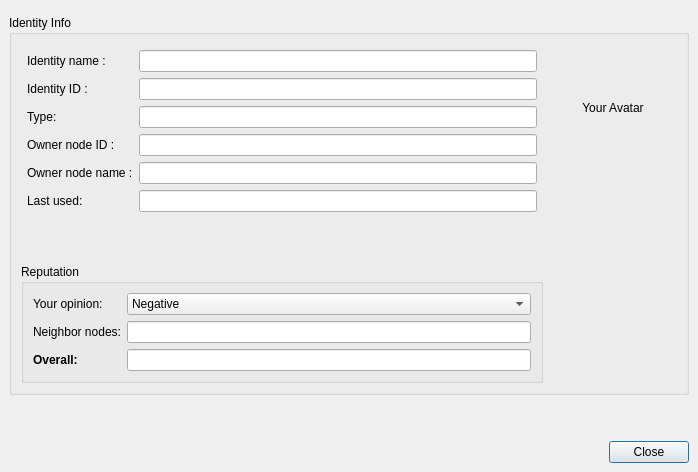
Above: retroshare-gui/src/gui/Identity/IdDetailsDialog.ui from RetroShare/RetroShare before the change. Below: the same form after it.
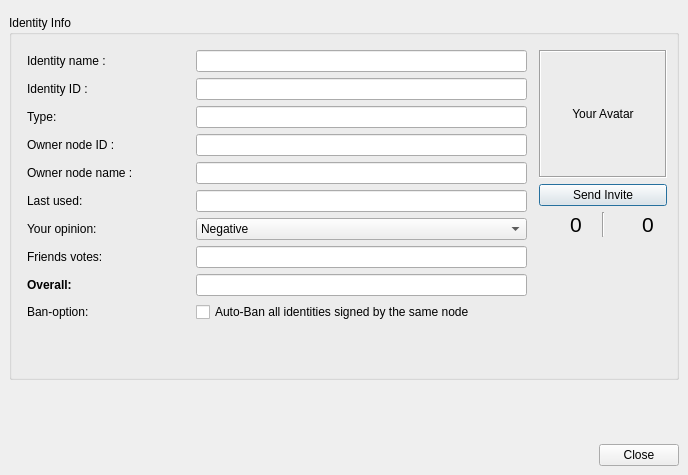
That is the form after the change. Icons and pictures are not drawn. Custom widgets are drawn as their Qt base class.

Commit message: update Person details window used on Statistics. clean up look and feel of Friend Details to get more user friendly for normal users.

Patch:
```diff
--- a/retroshare-gui/src/gui/Identity/IdDetailsDialog.ui
+++ b/retroshare-gui/src/gui/Identity/IdDetailsDialog.ui
@@ -6,8 +6,8 @@
    <rect>
     <x>0</x>
     <y>0</y>
-    <width>698</width>
-    <height>472</height>
+    <width>688</width>
+    <height>475</height>
    </rect>
   </property>
   <property name="windowTitle">
@@ -18,7 +18,16 @@
     <normaloff>:/images/logo/logo_32.png</normaloff>:/images/logo/logo_32.png</iconset>
   </property>
   <layout class="QGridLayout" name="gridLayout_4">
-   <property name="margin">
+   <property name="leftMargin">
+    <number>0</number>
+   </property>
+   <property name="topMargin">
+    <number>0</number>
+   </property>
+   <property name="rightMargin">
+    <number>0</number>
+   </property>
+   <property name="bottomMargin">
     <number>0</number>
    </property>
    <item row="0" column="0">
@@ -53,9 +62,113 @@
        <layout class="QGridLayout" name="gridLayout_3">
         <item row="0" column="0" rowspan="2">
          <layout class="QGridLayout" name="gridLayout">
-          <property name="margin">
+          <property name="leftMargin">
            <number>6</number>
           </property>
+          <property name="topMargin">
+           <number>6</number>
+          </property>
+          <property name="rightMargin">
+           <number>6</number>
+          </property>
+          <property name="bottomMargin">
+           <number>6</number>
+          </property>
+          <item row="9" column="0">
+           <widget class="QLabel" name="label_2">
+            <property name="font">
+             <font>
+              <weight>75</weight>
+              <bold>true</bold>
+             </font>
+            </property>
+            <property name="text">
+             <string>Overall:</string>
+            </property>
+           </widget>
+          </item>
+          <item row="8" column="0">
+           <widget class="QLabel" name="label_5">
+            <property name="text">
+             <string>Friends votes:</string>
+            </property>
+           </widget>
+          </item>
+          <item row="7" column="0">
+           <widget class="QLabel" name="label_6">
+            <property name="text">
+             <string>Your opinion:</string>
+            </property>
+           </widget>
+          </item>
+          <item row="7" column="1" colspan="2">
+           <widget class="QComboBox" name="ownOpinion_CB">
+            <property name="sizePolicy">
+             <sizepolicy hsizetype="Expanding" vsizetype="Fixed">
+              <horstretch>0</horstretch>
+              <verstretch>0</verstretch>
+             </sizepolicy>
+            </property>
+            <property name="toolTip">
+             <string>&lt;!DOCTYPE HTML PUBLIC &quot;-//W3C//DTD HTML 4.0//EN&quot; &quot;http://www.w3.org/TR/REC-html40/strict.dtd&quot;&gt;
+&lt;html&gt;&lt;head&gt;&lt;meta name=&quot;qrichtext&quot; content=&quot;1&quot; /&gt;&lt;style type=&quot;text/css&quot;&gt;
+p, li { white-space: pre-wrap; }
+&lt;/style&gt;&lt;/head&gt;&lt;body style=&quot; font-family:'MS Shell Dlg 2'; font-size:8pt; font-weight:400; font-style:normal;&quot;&gt;
+&lt;p style=&quot; margin-top:0px; margin-bottom:0px; margin-left:0px; margin-right:0px; -qt-block-indent:0; text-indent:0px;&quot;&gt;&lt;span style=&quot; font-family:'Sans'; font-size:9pt;&quot;&gt;Your own opinion about an identity rules the visibility of that identity for yourself and your friend nodes. Your own opinion is shared among friends and used to compute a reputation score: If your opinion about an identity is neutral, the reputation score is the average of your friend's opinions. If not, your own opinion gives the score.&lt;/span&gt;&lt;/p&gt;
+&lt;p style=&quot; margin-top:12px; margin-bottom:12px; margin-left:0px; margin-right:0px; -qt-block-indent:0; text-indent:0px;&quot;&gt;&lt;span style=&quot; font-family:'Sans'; font-size:9pt;&quot;&gt;The overall score is used in chat lobbies, forums and channels to decide on the actions to take for each specific identity. When the overall score is lower than -0.6, the identity is banned, which prevents all messages and forums/channels authored by this identity to be forwarded, both ways. Some forums also have special anti-spam flags that require a higher reputation level, making them more sensitive to bad opinions. Banned identities gradually lose their activity and eventually disappear (after 30 days). &lt;/span&gt;&lt;/p&gt;&lt;/body&gt;&lt;/html&gt;</string>
+            </property>
+            <property name="currentIndex">
+             <number>0</number>
+            </property>
+            <item>
+             <property name="text">
+              <string>Negative</string>
+             </property>
+             <property name="icon">
+              <iconset resource="../icons.qrc">
+               <normaloff>:/icons/png/thumbs-down.png</normaloff>:/icons/png/thumbs-down.png</iconset>
+             </property>
+            </item>
+            <item>
+             <property name="text">
+              <string>Neutral</string>
+             </property>
+             <property name="icon">
+              <iconset resource="../icons.qrc">
+               <normaloff>:/icons/png/thumbs-neutral.png</normaloff>:/icons/png/thumbs-neutral.png</iconset>
+             </property>
+            </item>
+            <item>
+             <property name="text">
+              <string>Positive</string>
+             </property>
+             <property name="icon">
+              <iconset resource="../icons.qrc">
+               <normaloff>:/icons/png/thumbs-up.png</normaloff>:/icons/png/thumbs-up.png</iconset>
+             </property>
+            </item>
+           </widget>
+          </item>
+          <item row="8" column="1" colspan="2">
+           <widget class="QLineEdit" name="neighborNodesOpinion_TF">
+            <property name="toolTip">
+             <string>&lt;html&gt;&lt;head/&gt;&lt;body&gt;&lt;p&gt;Average opinion of neighbor nodes about this identity. Negative is bad,&lt;/p&gt;&lt;p&gt;positive is good. Zero is neutral.&lt;/p&gt;&lt;/body&gt;&lt;/html&gt;</string>
+            </property>
+            <property name="readOnly">
+             <bool>true</bool>
+            </property>
+           </widget>
+          </item>
+          <item row="9" column="1" colspan="2">
+           <widget class="QLineEdit" name="overallOpinion_TF">
+            <property name="toolTip">
+             <string>&lt;html&gt;&lt;head/&gt;&lt;body&gt;&lt;p&gt;Overall reputation score, accounting for yours and your friends'.&lt;/p&gt;&lt;p&gt;Negative is bad, positive is good. Zero is neutral. If the score is too low,&lt;/p&gt;&lt;p&gt;the identity is flagged as bad, and will be filtered out in forums, chat lobbies,&lt;/p&gt;&lt;p&gt;channels, etc.&lt;/p&gt;&lt;/body&gt;&lt;/html&gt;</string>
+            </property>
+            <property name="readOnly">
+             <bool>true</bool>
+            </property>
+           </widget>
+          </item>
           <item row="4" column="0">
            <widget class="QLabel" name="PgpId_LB">
             <property name="text">
@@ -70,39 +183,6 @@
             </property>
            </widget>
           </item>
-          <item row="3" column="1">
-           <widget class="QLineEdit" name="lineEdit_Type"/>
-          </item>
-          <item row="2" column="1">
-           <widget class="QLineEdit" name="lineEdit_KeyId">
-            <property name="enabled">
-             <bool>true</bool>
-            </property>
-            <property name="readOnly">
-             <bool>true</bool>
-            </property>
-           </widget>
-          </item>
-          <item row="1" column="1">
-           <widget class="QLineEdit" name="lineEdit_Nickname">
-            <property name="enabled">
-             <bool>true</bool>
-            </property>
-            <property name="readOnly">
-             <bool>true</bool>
-            </property>
-           </widget>
-          </item>
-          <item row="5" column="1">
-           <widget class="QLineEdit" name="lineEdit_GpgName">
-            <property name="enabled">
-             <bool>true</bool>
-            </property>
-            <property name="readOnly">
-             <bool>true</bool>
-            </property>
-           </widget>
-          </item>
           <item row="5" column="0">
            <widget class="QLabel" name="PgpName_LB">
             <property name="text">
@@ -110,16 +190,6 @@
             </property>
            </widget>
           </item>
-          <item row="4" column="1">
-           <widget class="QLineEdit" name="lineEdit_GpgId">
-            <property name="enabled">
-             <bool>true</bool>
-            </property>
-            <property name="readOnly">
-             <bool>true</bool>
-            </property>
-           </widget>
-          </item>
           <item row="1" column="0">
            <widget class="QLabel" name="label">
             <property name="text">
@@ -134,29 +204,6 @@
             </property>
            </widget>
           </item>
-          <item row="8" column="0" colspan="2">
-           <spacer name="verticalSpacer_2">
-            <property name="orientation">
-             <enum>Qt::Vertical</enum>
-            </property>
-            <property name="sizeHint" stdset="0">
-             <size>
-              <width>20</width>
-              <height>40</height>
-             </size>
-            </property>
-           </spacer>
-          </item>
-          <item row="6" column="1">
-           <widget class="QLineEdit" name="lineEdit_LastUsed">
-            <property name="enabled">
-             <bool>true</bool>
-            </property>
-            <property name="readOnly">
-             <bool>true</bool>
-            </property>
-           </widget>
-          </item>
           <item row="6" column="0">
            <widget class="QLabel" name="label_7">
             <property name="text">
@@ -164,9 +211,81 @@
             </property>
            </widget>
           </item>
+          <item row="10" column="0">
+           <widget class="QLabel" name="banoption_label">
+            <property name="text">
+             <string>Ban-option:</string>
+            </property>
+           </widget>
+          </item>
+          <item row="10" column="1" colspan="2">
+           <widget class="QCheckBox" name="autoBanIdentities_CB">
+            <property name="text">
+             <string>Auto-Ban all identities signed by the same node</string>
+            </property>
+           </widget>
+          </item>
+          <item row="6" column="1" colspan="2">
+           <widget class="QLineEdit" name="lineEdit_LastUsed">
+            <property name="enabled">
+             <bool>true</bool>
+            </property>
+            <property name="readOnly">
+             <bool>true</bool>
+            </property>
+           </widget>
+          </item>
+          <item row="5" column="1" colspan="2">
+           <widget class="QLineEdit" name="lineEdit_GpgName">
+            <property name="enabled">
+             <bool>true</bool>
+            </property>
+            <property name="readOnly">
+             <bool>true</bool>
+            </property>
+           </widget>
+          </item>
+          <item row="4" column="1" colspan="2">
+           <widget class="QLineEdit" name="lineEdit_GpgId">
+            <property name="enabled">
+             <bool>true</bool>
+            </property>
+            <property name="readOnly">
+             <bool>true</bool>
+            </property>
+           </widget>
+          </item>
+          <item row="3" column="1" colspan="2">
+           <widget class="QLineEdit" name="lineEdit_Type"/>
+          </item>
+          <item row="2" column="1" colspan="2">
+           <widget class="QLineEdit" name="lineEdit_KeyId">
+            <property name="enabled">
+             <bool>true</bool>
+            </property>
+            <property name="readOnly">
+             <bool>true</bool>
+            </property>
+           </widget>
+          </item>
+          <item row="1" column="1" colspan="2">
+           <widget class="QLineEdit" name="lineEdit_Nickname">
+            <property name="enabled">
+             <bool>true</bool>
+            </property>
+            <property name="readOnly">
+             <bool>true</bool>
+            </property>
+           </widget>
+          </item>
          </layout>
         </item>
-        <item row="0" column="1">
+        <item row="1" column="1">
+         <layout class="QGridLayout" name="gridLayout_2">
+          <property name="sizeConstraint">
+           <enum>QLayout::SetDefaultConstraint</enum>
+          </property>
+          <item row="0" column="0">
          <widget class="QLabel" name="avatarLabel">
           <property name="sizePolicy">
            <sizepolicy hsizetype="Fixed" vsizetype="Fixed">
@@ -186,6 +305,12 @@
             <height>128</height>
            </size>
           </property>
+            <property name="frameShape">
+             <enum>QFrame::Box</enum>
+            </property>
+            <property name="frameShadow">
+             <enum>QFrame::Sunken</enum>
+            </property>
           <property name="text">
            <string extracomment="Click here to change your avatar">Your Avatar</string>
           </property>
@@ -195,137 +320,114 @@
           <property name="alignment">
            <set>Qt::AlignCenter</set>
           </property>
-          <property name="wordWrap">
-           <bool>true</bool>
+           </widget>
+          </item>
+          <item row="1" column="0">
+           <widget class="QPushButton" name="inviteButton">
+            <property name="text">
+             <string>Send Invite</string>
           </property>
          </widget>
         </item>
         <item row="2" column="0">
          <layout class="QHBoxLayout" name="horizontalLayout_4">
+            <property name="spacing">
+             <number>6</number>
+            </property>
           <item>
-           <widget class="QGroupBox" name="reputationGroupBox">
-            <property name="sizePolicy">
-             <sizepolicy hsizetype="Preferred" vsizetype="Preferred">
-              <horstretch>0</horstretch>
-              <verstretch>0</verstretch>
-             </sizepolicy>
-            </property>
-            <property name="title">
-             <string>Reputation</string>
-            </property>
-            <layout class="QVBoxLayout" name="verticalLayout_2">
-             <item>
-              <layout class="QGridLayout" name="gridLayout_2">
-               <item row="2" column="1">
-                <widget class="QLineEdit" name="neighborNodesOpinion_TF">
-                 <property name="toolTip">
-                  <string>&lt;html&gt;&lt;head/&gt;&lt;body&gt;&lt;p&gt;Average opinion of neighbor nodes about this identity. Negative is bad,&lt;/p&gt;&lt;p&gt;positive is good. Zero is neutral.&lt;/p&gt;&lt;/body&gt;&lt;/html&gt;</string>
-                 </property>
-                 <property name="readOnly">
+             <widget class="QLabel" name="label_8">
+              <property name="maximumSize">
+               <size>
+                <width>34</width>
+                <height>34</height>
+               </size>
+              </property>
+              <property name="text">
+               <string/>
+              </property>
+              <property name="pixmap">
+               <pixmap resource="../icons.qrc">:/icons/png/thumbs-up.png</pixmap>
+              </property>
+              <property name="scaledContents">
                   <bool>true</bool>
                  </property>
                 </widget>
                </item>
-               <item row="1" column="0">
-                <widget class="QLabel" name="label_6">
+            <item>
+             <widget class="QLabel" name="label_positive">
+              <property name="font">
+               <font>
+                <pointsize>16</pointsize>
+               </font>
+              </property>
+              <property name="toolTip">
+               <string>Positive votes</string>
+              </property>
                  <property name="text">
-                  <string>Your opinion:</string>
+               <string>0</string>
                  </property>
                 </widget>
                </item>
-               <item row="2" column="0">
-                <widget class="QLabel" name="label_5">
-                 <property name="text">
-                  <string>Neighbor nodes:</string>
+            <item>
+             <widget class="Line" name="line_3">
+              <property name="orientation">
+               <enum>Qt::Vertical</enum>
                  </property>
                 </widget>
                </item>
-               <item row="1" column="1">
-                <widget class="QComboBox" name="ownOpinion_CB">
-                 <property name="toolTip">
-                  <string>&lt;!DOCTYPE HTML PUBLIC &quot;-//W3C//DTD HTML 4.0//EN&quot; &quot;http://www.w3.org/TR/REC-html40/strict.dtd&quot;&gt;
-&lt;html&gt;&lt;head&gt;&lt;meta name=&quot;qrichtext&quot; content=&quot;1&quot; /&gt;&lt;style type=&quot;text/css&quot;&gt;
-p, li { white-space: pre-wrap; }
-&lt;/style&gt;&lt;/head&gt;&lt;body style=&quot; font-family:'Sans'; font-size:9pt; font-weight:400; font-style:normal;&quot;&gt;
-&lt;p style=&quot; margin-top:12px; margin-bottom:12px; margin-left:0px; margin-right:0px; -qt-block-indent:0; text-indent:0px;&quot;&gt;Your own opinion about an identity rules the visibility of that identity for yourself,&lt;/p&gt;
-&lt;p style=&quot; margin-top:12px; margin-bottom:12px; margin-left:0px; margin-right:0px; -qt-block-indent:0; text-indent:0px;&quot;&gt;and is shared among friends. A final score is calculated according to a formula that accounts your own opinion and your friends' opinions about someone:&lt;/p&gt;
-&lt;p style=&quot;-qt-paragraph-type:empty; margin-top:12px; margin-bottom:12px; margin-left:0px; margin-right:0px; -qt-block-indent:0; text-indent:0px;&quot;&gt;&lt;br /&gt;&lt;/p&gt;
-&lt;p style=&quot; margin-top:12px; margin-bottom:12px; margin-left:0px; margin-right:0px; -qt-block-indent:0; text-indent:0px;&quot;&gt;  S = own_opinion * a + friends_opinion * (1-a)&lt;/p&gt;
-&lt;p style=&quot;-qt-paragraph-type:empty; margin-top:12px; margin-bottom:12px; margin-left:0px; margin-right:0px; -qt-block-indent:0; text-indent:0px;&quot;&gt;&lt;br /&gt;&lt;/p&gt;
-&lt;p style=&quot; margin-top:12px; margin-bottom:12px; margin-left:0px; margin-right:0px; -qt-block-indent:0; text-indent:0px;&quot;&gt;The factor 'a' depends on the type of ID. &lt;/p&gt;
-&lt;p style=&quot; margin-top:12px; margin-bottom:12px; margin-left:0px; margin-right:0px; -qt-block-indent:0; text-indent:0px;&quot;&gt;- anonymous IDs: &lt;/p&gt;
-&lt;p style=&quot; margin-top:12px; margin-bottom:12px; margin-left:0px; margin-right:0px; -qt-block-indent:0; text-indent:0px;&quot;&gt;- PGP-signed IDs by unknown PGP keys: a=&lt;/p&gt;
-&lt;p style=&quot;-qt-paragraph-type:empty; margin-top:12px; margin-bottom:12px; margin-left:0px; margin-right:0px; -qt-block-indent:0; text-indent:0px;&quot;&gt;&lt;br /&gt;&lt;/p&gt;
-&lt;p style=&quot; margin-top:12px; margin-bottom:12px; margin-left:0px; margin-right:0px; -qt-block-indent:0; text-indent:0px;&quot;&gt;The overall score is used in chat lobbies, forums and channels to decide on the actions to take for each specific identity:&lt;/p&gt;
-&lt;p style=&quot;-qt-paragraph-type:empty; margin-top:12px; margin-bottom:12px; margin-left:0px; margin-right:0px; -qt-block-indent:0; text-indent:0px;&quot;&gt;&lt;br /&gt;&lt;/p&gt;
-&lt;p style=&quot; margin-top:12px; margin-bottom:12px; margin-left:0px; margin-right:0px; -qt-block-indent:0; text-indent:0px;&quot;&gt;S &amp;lt; -0.5: Posts are not stored, nor forwarded &lt;/p&gt;
-&lt;p style=&quot; margin-top:12px; margin-bottom:12px; margin-left:0px; margin-right:0px; -qt-block-indent:0; text-indent:0px;&quot;&gt;S &amp;lt; 0.2: Posts are hidden, but still transmitted&lt;/p&gt;
-&lt;p style=&quot; margin-top:12px; margin-bottom:12px; margin-left:0px; margin-right:0px; -qt-block-indent:0; text-indent:0px;&quot;&gt;S &amp;lt; 0.0: &lt;/p&gt;
-&lt;p style=&quot;-qt-paragraph-type:empty; margin-top:12px; margin-bottom:12px; margin-left:0px; margin-right:0px; -qt-block-indent:0; text-indent:0px;&quot;&gt;&lt;br /&gt;&lt;/p&gt;
-&lt;p style=&quot; margin-top:12px; margin-bottom:12px; margin-left:0px; margin-right:0px; -qt-block-indent:0; text-indent:0px;&quot;&gt;The overall rating is computed in such a way that it is not possible for a single person to deterministically change someone's status at neighbor nodes.&lt;/p&gt;
-&lt;p style=&quot;-qt-paragraph-type:empty; margin-top:0px; margin-bottom:0px; margin-left:0px; margin-right:0px; -qt-block-indent:0; text-indent:0px;&quot;&gt;&lt;br /&gt;&lt;/p&gt;&lt;/body&gt;&lt;/html&gt;</string>
-                 </property>
-                 <property name="currentIndex">
-                  <number>0</number>
-                 </property>
                  <item>
+             <widget class="QLabel" name="label_9">
+              <property name="maximumSize">
+               <size>
+                <width>34</width>
+                <height>34</height>
+               </size>
+              </property>
                   <property name="text">
-                   <string>Negative</string>
-                  </property>
-                  <property name="icon">
-                   <iconset>
-                    <normaloff>../icons/yellow_biohazard64.png</normaloff>../icons/yellow_biohazard64.png</iconset>
-                  </property>
-                 </item>
-                 <item>
-                  <property name="text">
-                   <string>Neutral</string>
-                  </property>
+               <string/>
+              </property>
+              <property name="pixmap">
+               <pixmap resource="../icons.qrc">:/icons/png/thumbs-down.png</pixmap>
+              </property>
+              <property name="scaledContents">
+               <bool>true</bool>
+              </property>
+             </widget>
                  </item>
                  <item>
-                  <property name="text">
-                   <string>Positive</string>
-                  </property>
-                 </item>
-                </widget>
-               </item>
-               <item row="3" column="1">
-                <widget class="QLineEdit" name="overallOpinion_TF">
+             <widget class="QLabel" name="label_negative">
+              <property name="font">
+               <font>
+                <pointsize>16</pointsize>
+               </font>
+              </property>
                  <property name="toolTip">
-                  <string>&lt;html&gt;&lt;head/&gt;&lt;body&gt;&lt;p&gt;Overall reputation score, accounting for yours and your friends'.&lt;/p&gt;&lt;p&gt;Negative is bad, positive is good. Zero is neutral. If the score is too low,&lt;/p&gt;&lt;p&gt;the identity is flagged as bad, and will be filtered out in forums, chat lobbies,&lt;/p&gt;&lt;p&gt;channels, etc.&lt;/p&gt;&lt;/body&gt;&lt;/html&gt;</string>
-                 </property>
-                 <property name="readOnly">
-                  <bool>true</bool>
-                 </property>
-                </widget>
+               <string>Negative votes</string>
+              </property>
+              <property name="text">
+               <string>0</string>
+              </property>
+             </widget>
+            </item>
+           </layout>
                </item>
                <item row="3" column="0">
-                <widget class="QLabel" name="label_2">
-                 <property name="font">
-                  <font>
-                   <weight>75</weight>
-                   <bold>true</bold>
-                  </font>
-                 </property>
-                 <property name="text">
-                  <string>Overall:</string>
-                 </property>
-                </widget>
+           <spacer name="avatarVSpacer_2">
+            <property name="orientation">
+             <enum>Qt::Vertical</enum>
+            </property>
+            <property name="sizeHint" stdset="0">
+             <size>
+              <width>118</width>
+              <height>17</height>
+             </size>
+            </property>
+           </spacer>
                </item>
               </layout>
              </item>
-            </layout>
-           </widget>
-          </item>
-         </layout>
-        </item>
-       </layout>
-      </widget>
-     </item>
-    </layout>
-   </item>
-   <item row="2" column="0">
-    <spacer name="verticalSpacer">
+        <item row="3" column="0" colspan="2">
+         <spacer name="verticalSpacer_2">
      <property name="orientation">
       <enum>Qt::Vertical</enum>
      </property>
@@ -336,10 +438,24 @@
       </size>
      </property>
     </spacer>
+        </item>
+       </layout>
+      </widget>
+     </item>
+    </layout>
    </item>
    <item row="3" column="0">
     <layout class="QHBoxLayout" name="horizontalLayout_3">
-     <property name="margin">
+     <property name="leftMargin">
+      <number>9</number>
+     </property>
+     <property name="topMargin">
+      <number>9</number>
+     </property>
+     <property name="rightMargin">
+      <number>9</number>
+     </property>
+     <property name="bottomMargin">
       <number>9</number>
      </property>
      <item>
@@ -367,6 +483,19 @@
      </item>
     </layout>
    </item>
+   <item row="2" column="0">
+    <spacer name="verticalSpacer">
+     <property name="orientation">
+      <enum>Qt::Vertical</enum>
+     </property>
+     <property name="sizeHint" stdset="0">
+      <size>
+       <width>20</width>
+       <height>40</height>
+      </size>
+     </property>
+    </spacer>
+   </item>
   </layout>
  </widget>
  <customwidgets>
```
Left out of the diff: 1 changed line with no effect on the pictures. Lines whose indentation alone changed are shown as unchanged. The commit also changes 5 other files.
